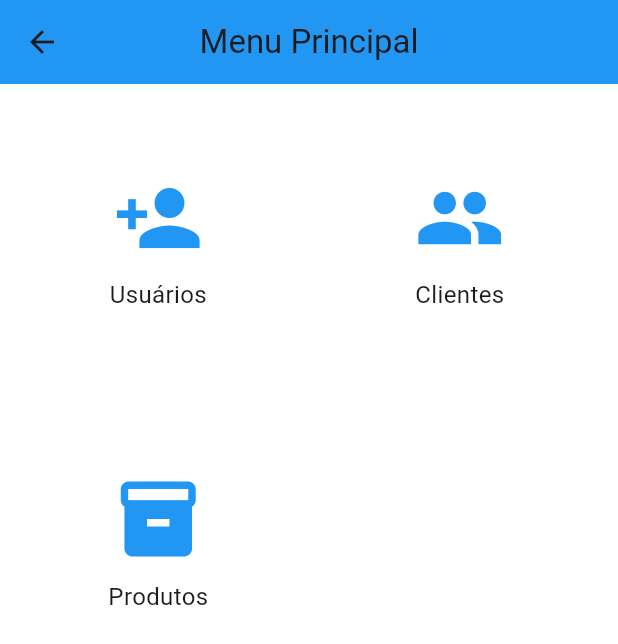
After one commit to NataDias04/AppVendas, a Flutter app: the TelaHome screen opened by its route, on a phone screen of 412 x 824 dp. The commit adds this screen. Shown: the top 644 px of the screen. Run offline on Flutter 3.47's test engine with Material 3 defaults, Android fonts, the phone set to English and light mode, and no system bars.

Commit message:
baseda-tela-home-e-login

```diff
--- a/lib/main.dart
+++ b/lib/main.dart
@@ -1,5 +1,6 @@
 import 'package:flutter/material.dart';
 import 'telas/login/tela_login.dart';
+import 'telas/home/tela_home.dart';
 
 void main() {
   runApp(const MyApp());
@@ -14,7 +15,11 @@ class MyApp extends StatelessWidget {
       title: 'Sistema de Login',
       debugShowCheckedModeBanner: false,
       theme: ThemeData(primarySwatch: Colors.blue),
-      home: const TelaLogin(), // vai direto pro login
+      initialRoute: '/',
+      routes: {
+        '/': (context) => const TelaLogin(),
+        '/home': (context) => const TelaHome(),
+      },
     );
   }
 }
--- /dev/null
+++ b/lib/telas/home/tela_home.dart
@@ -0,0 +1,73 @@
+import 'package:flutter/material.dart';
+
+class TelaHome extends StatelessWidget {
+  const TelaHome({super.key}); // Construtor constante adicionado aqui
+
+  @override
+  Widget build(BuildContext context) {
+    return Scaffold(
+      backgroundColor: Colors.white,
+      appBar: AppBar(
+        backgroundColor: Colors.blue,
+        title: Text('Menu Principal'),
+        centerTitle: true,
+      ),
+      body: Padding(
+        padding: const EdgeInsets.all(20),
+        child: GridView.count(
+          crossAxisCount: 2,
+          mainAxisSpacing: 30,
+          crossAxisSpacing: 30,
+          children: [
+            _iconeMenu(
+              context,
+              icon: Icons.person_add,
+              label: 'Usuários',
+              onTap: () {
+                // ação para usuários
+              },
+            ),
+            _iconeMenu(
+              context,
+              icon: Icons.people,
+              label: 'Clientes',
+              onTap: () {
+                // ação para clientes
+              },
+            ),
+            _iconeMenu(
+              context,
+              icon: Icons.inventory,
+              label: 'Produtos',
+              onTap: () {
+                // ação para produtos
+              },
+            ),
+          ],
+        ),
+      ),
+    );
+  }
+
+  Widget _iconeMenu(
+    BuildContext context, {
+    required IconData icon,
+    required String label,
+    required VoidCallback onTap,
+  }) {
+    return GestureDetector(
+      onTap: onTap,
+      child: Column(
+        mainAxisAlignment: MainAxisAlignment.center,
+        children: [
+          Icon(icon, size: 60, color: Colors.blue),
+          SizedBox(height: 10),
+          Text(
+            label,
+            style: TextStyle(fontSize: 16),
+          ),
+        ],
+      ),
+    );
+  }
+}
--- a/lib/telas/login/tela_login.dart
+++ b/lib/telas/login/tela_login.dart
@@ -21,8 +21,7 @@ class _TelaLoginState extends State<TelaLogin> {
 
     final sucesso = await _loginController.autenticar(nome, senha);
     if (sucesso) {
-      // Navegar para a tela principal (exemplo)
-      Navigator.pushReplacementNamed(context, '/home');
+       Navigator.pushReplacementNamed(context, '/home');
     } else {
       setState(() {
         _mensagemErro = 'Usuário ou senha inválidos';
```
Also changed, not shown: lib/telas/home/home.dart (deleted), 1 other file.
